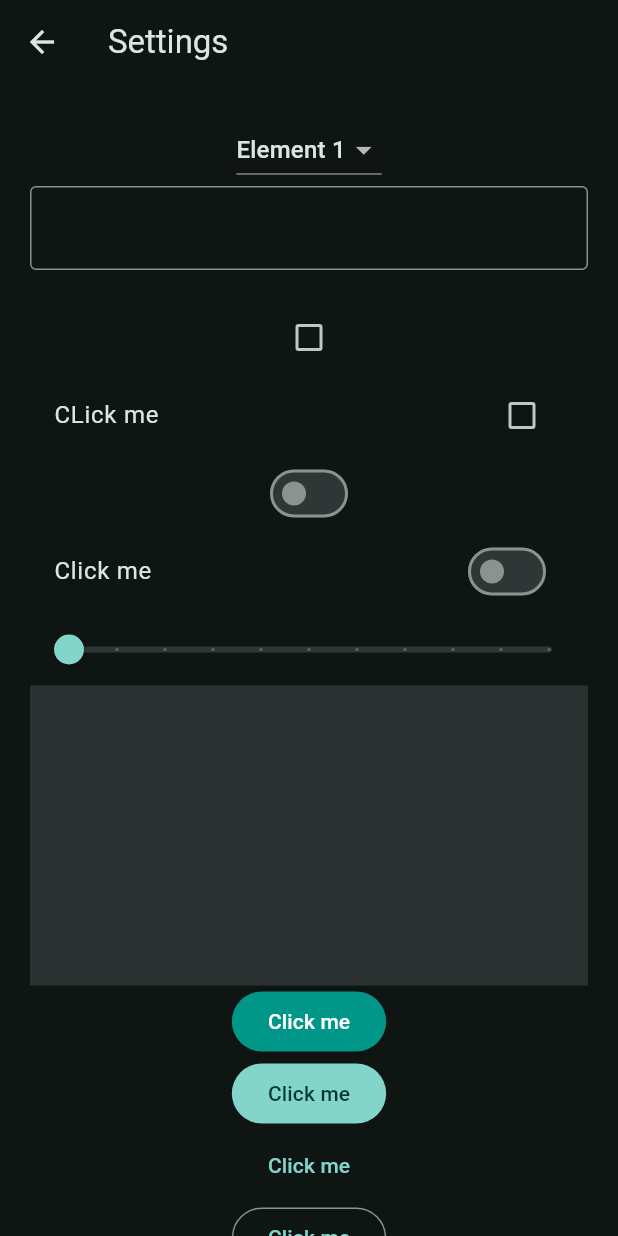
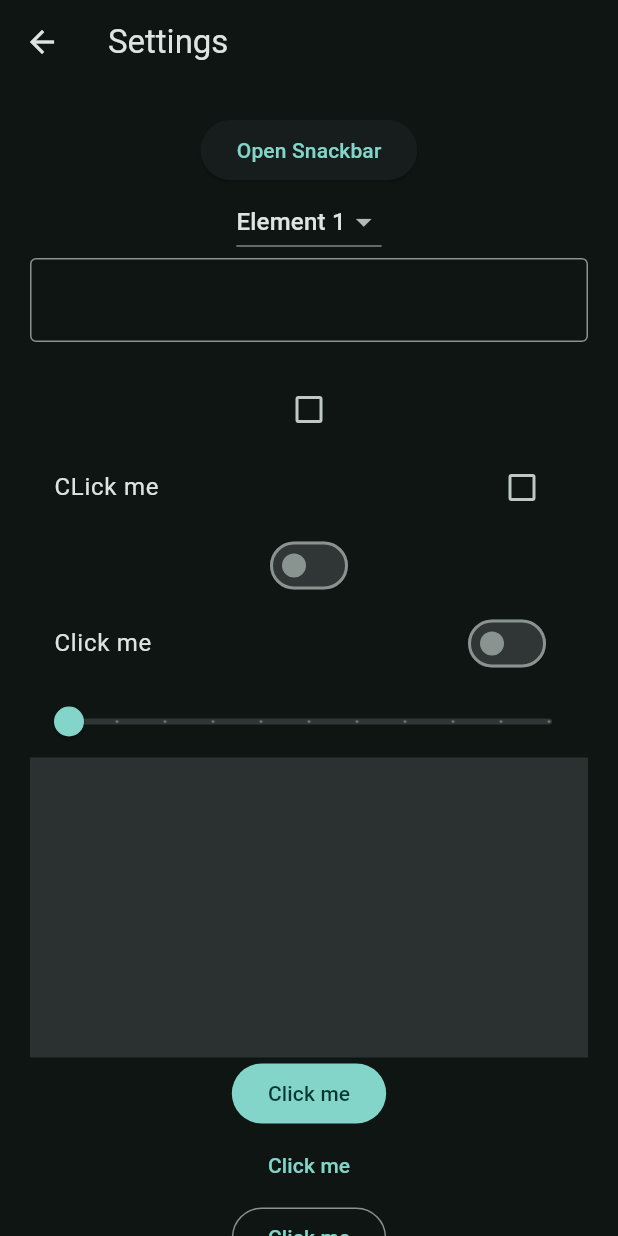
Before and after one commit to phconzatti/SegundoFlutter, a Flutter app: the screen it shows after launch, after a tap on "Login", after a tap on the "settings" icon, on a phone screen of 412 x 824 dp. Run offline on Flutter 3.47's test engine with Material 3 defaults, Android fonts, the phone set to English and light mode, and no system bars.

Commit message:
SnackBar

```diff
--- a/lib/views/pages/settings_page.dart
+++ b/lib/views/pages/settings_page.dart
@@ -32,6 +32,18 @@ class _SettingsPageState extends State<SettingsPage> {
           padding: const EdgeInsets.all(20.0),
           child: Column(
             children: [
+              ElevatedButton(
+                onPressed: () {
+                  ScaffoldMessenger.of(context).showSnackBar(
+                    SnackBar(
+                      content: Text("Snack Bar"),
+                      duration: Duration(seconds: 5),
+                      behavior: SnackBarBehavior.floating,
+                    ),
+                  );
+                },
+                child: Text('Open Snackbar'),
+              ),
               DropdownButton(
                 value: menuItem,
                 items: [
@@ -106,14 +118,6 @@ class _SettingsPageState extends State<SettingsPage> {
                   color: Colors.white12,
                 ),
               ),
-              ElevatedButton(
-                onPressed: () {},
-                style: ElevatedButton.styleFrom(
-                  backgroundColor: Colors.teal,
-                  foregroundColor: Colors.white,
-                ),
-                child: Text('Click me'),
-              ),
               FilledButton(onPressed: () {}, child: Text('Click me')),
               TextButton(onPressed: () {}, child: Text('Click me')),
               OutlinedButton(onPressed: () {}, child: Text('Click me')),
--- a/lib/views/widgets/hero_widget.dart
+++ b/lib/views/widgets/hero_widget.dart
@@ -9,7 +9,10 @@ class HeroWidget extends StatelessWidget {
       tag: 'hero1',
       child: ClipRRect(
         borderRadius: BorderRadius.circular(20),
-        child: Image.asset('assets/images/fundo.jpg'),
+        child: Image.asset('assets/images/fundo.jpg',
+        color: Colors.teal,
+        colorBlendMode: BlendMode.darken,
+        ),
       ),
     );
   }
```
